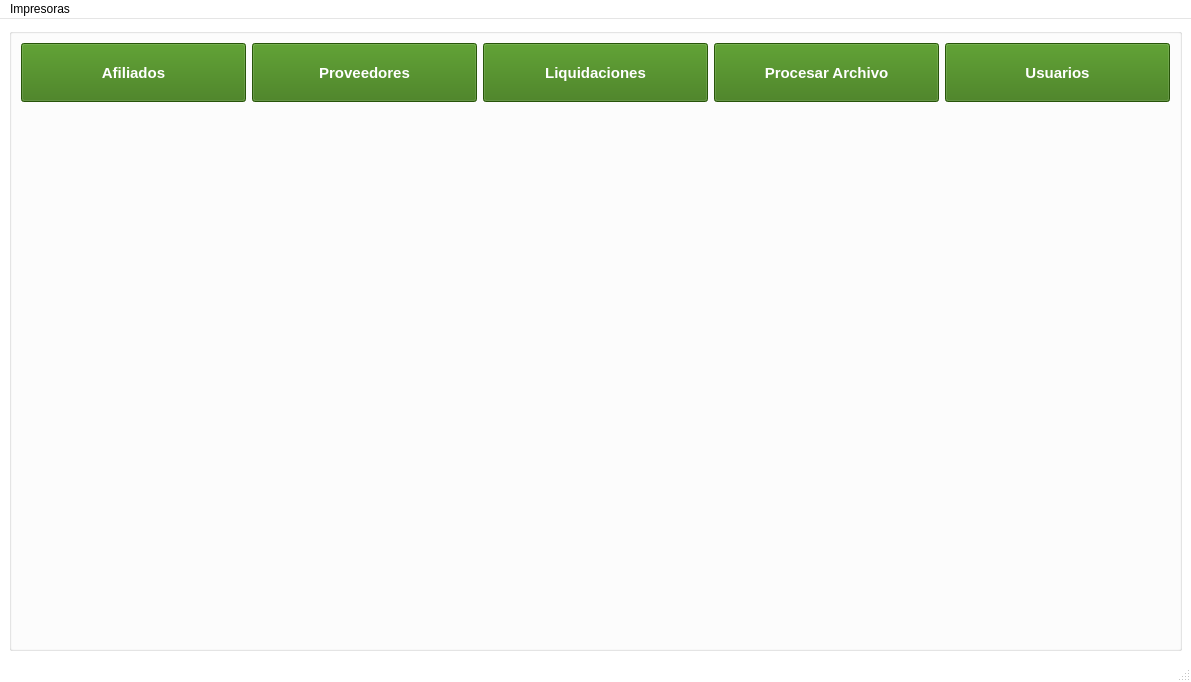
This is gui/menuPrincipal.ui in shae-ra/sindicato as Qt 5 draws it before an edit. The edited form follows.
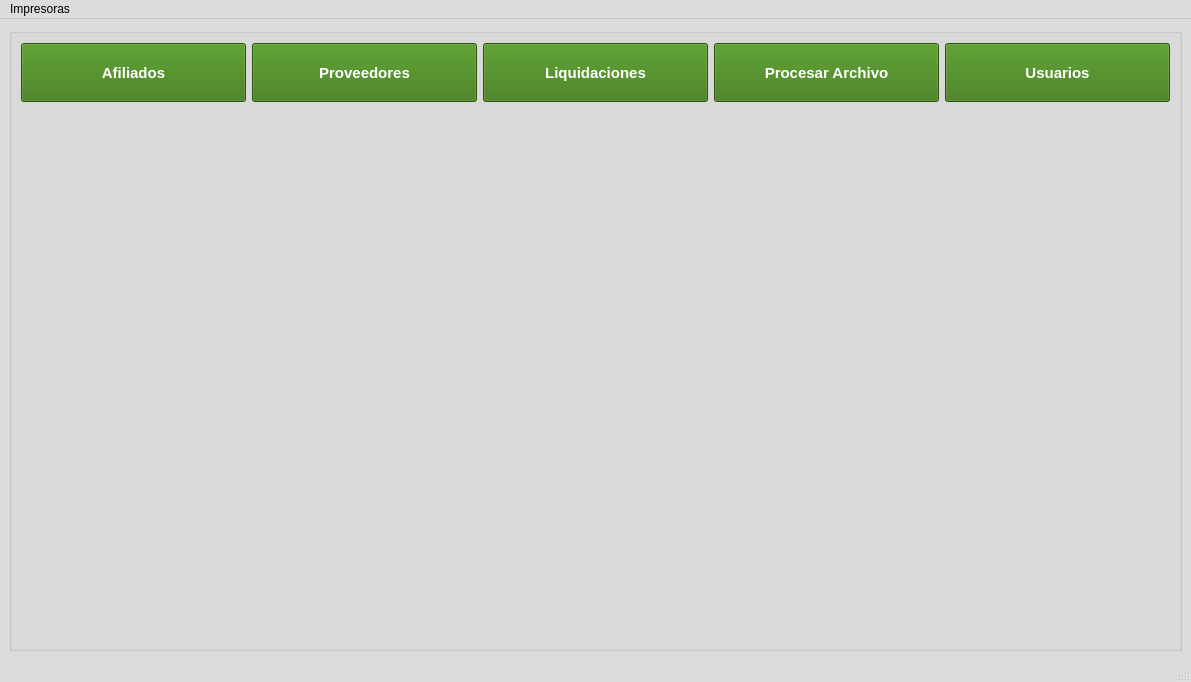
This is the edited form. Icons and pictures are not drawn.

```diff
--- a/gui/menuPrincipal.ui
+++ b/gui/menuPrincipal.ui
@@ -25,9 +25,9 @@
      <colorrole role="Button">
       <brush brushstyle="SolidPattern">
        <color alpha="255">
-        <red>255</red>
-        <green>255</green>
-        <blue>255</blue>
+        <red>220</red>
+        <green>220</green>
+        <blue>220</blue>
        </color>
       </brush>
      </colorrole>
@@ -43,27 +43,27 @@
      <colorrole role="Midlight">
       <brush brushstyle="SolidPattern">
        <color alpha="255">
-        <red>255</red>
-        <green>255</green>
-        <blue>255</blue>
+        <red>237</red>
+        <green>237</green>
+        <blue>237</blue>
        </color>
       </brush>
      </colorrole>
      <colorrole role="Dark">
       <brush brushstyle="SolidPattern">
        <color alpha="255">
-        <red>127</red>
-        <green>127</green>
-        <blue>127</blue>
+        <red>110</red>
+        <green>110</green>
+        <blue>110</blue>
        </color>
       </brush>
      </colorrole>
      <colorrole role="Mid">
       <brush brushstyle="SolidPattern">
        <color alpha="255">
-        <red>170</red>
-        <green>170</green>
-        <blue>170</blue>
+        <red>147</red>
+        <green>147</green>
+        <blue>147</blue>
        </color>
       </brush>
      </colorrole>
@@ -106,9 +106,9 @@
      <colorrole role="Window">
       <brush brushstyle="SolidPattern">
        <color alpha="255">
-        <red>255</red>
-        <green>255</green>
-        <blue>255</blue>
+        <red>220</red>
+        <green>220</green>
+        <blue>220</blue>
        </color>
       </brush>
      </colorrole>
@@ -124,9 +124,9 @@
      <colorrole role="AlternateBase">
       <brush brushstyle="SolidPattern">
        <color alpha="255">
-        <red>255</red>
-        <green>255</green>
-        <blue>255</blue>
+        <red>237</red>
+        <green>237</green>
+        <blue>237</blue>
        </color>
       </brush>
      </colorrole>
@@ -162,9 +162,9 @@
      <colorrole role="Button">
       <brush brushstyle="SolidPattern">
        <color alpha="255">
-        <red>255</red>
-        <green>255</green>
-        <blue>255</blue>
+        <red>220</red>
+        <green>220</green>
+        <blue>220</blue>
        </color>
       </brush>
      </colorrole>
@@ -180,27 +180,27 @@
      <colorrole role="Midlight">
       <brush brushstyle="SolidPattern">
        <color alpha="255">
-        <red>255</red>
-        <green>255</green>
-        <blue>255</blue>
+        <red>237</red>
+        <green>237</green>
+        <blue>237</blue>
        </color>
       </brush>
      </colorrole>
      <colorrole role="Dark">
       <brush brushstyle="SolidPattern">
        <color alpha="255">
-        <red>127</red>
-        <green>127</green>
-        <blue>127</blue>
+        <red>110</red>
+        <green>110</green>
+        <blue>110</blue>
        </color>
       </brush>
      </colorrole>
      <colorrole role="Mid">
       <brush brushstyle="SolidPattern">
        <color alpha="255">
-        <red>170</red>
-        <green>170</green>
-        <blue>170</blue>
+        <red>147</red>
+        <green>147</green>
+        <blue>147</blue>
        </color>
       </brush>
      </colorrole>
@@ -243,9 +243,9 @@
      <colorrole role="Window">
       <brush brushstyle="SolidPattern">
        <color alpha="255">
-        <red>255</red>
-        <green>255</green>
-        <blue>255</blue>
+        <red>220</red>
+        <green>220</green>
+        <blue>220</blue>
        </color>
       </brush>
      </colorrole>
@@ -261,9 +261,9 @@
      <colorrole role="AlternateBase">
       <brush brushstyle="SolidPattern">
        <color alpha="255">
-        <red>255</red>
-        <green>255</green>
-        <blue>255</blue>
+        <red>237</red>
+        <green>237</green>
+        <blue>237</blue>
        </color>
       </brush>
      </colorrole>
@@ -290,18 +290,18 @@
      <colorrole role="WindowText">
       <brush brushstyle="SolidPattern">
        <color alpha="255">
-        <red>127</red>
-        <green>127</green>
-        <blue>127</blue>
+        <red>110</red>
+        <green>110</green>
+        <blue>110</blue>
        </color>
       </brush>
      </colorrole>
      <colorrole role="Button">
       <brush brushstyle="SolidPattern">
        <color alpha="255">
-        <red>255</red>
-        <green>255</green>
-        <blue>255</blue>
+        <red>220</red>
+        <green>220</green>
+        <blue>220</blue>
        </color>
       </brush>
      </colorrole>
@@ -317,36 +317,36 @@
      <colorrole role="Midlight">
       <brush brushstyle="SolidPattern">
        <color alpha="255">
-        <red>255</red>
-        <green>255</green>
-        <blue>255</blue>
+        <red>237</red>
+        <green>237</green>
+        <blue>237</blue>
        </color>
       </brush>
      </colorrole>
      <colorrole role="Dark">
       <brush brushstyle="SolidPattern">
        <color alpha="255">
-        <red>127</red>
-        <green>127</green>
-        <blue>127</blue>
+        <red>110</red>
+        <green>110</green>
+        <blue>110</blue>
        </color>
       </brush>
      </colorrole>
      <colorrole role="Mid">
       <brush brushstyle="SolidPattern">
        <color alpha="255">
-        <red>170</red>
-        <green>170</green>
-        <blue>170</blue>
+        <red>147</red>
+        <green>147</green>
+        <blue>147</blue>
        </color>
       </brush>
      </colorrole>
      <colorrole role="Text">
       <brush brushstyle="SolidPattern">
        <color alpha="255">
-        <red>127</red>
-        <green>127</green>
-        <blue>127</blue>
+        <red>110</red>
+        <green>110</green>
+        <blue>110</blue>
        </color>
       </brush>
      </colorrole>
@@ -362,27 +362,27 @@
      <colorrole role="ButtonText">
       <brush brushstyle="SolidPattern">
        <color alpha="255">
-        <red>127</red>
-        <green>127</green>
-        <blue>127</blue>
+        <red>110</red>
+        <green>110</green>
+        <blue>110</blue>
        </color>
       </brush>
      </colorrole>
      <colorrole role="Base">
       <brush brushstyle="SolidPattern">
        <color alpha="255">
-        <red>255</red>
-        <green>255</green>
-        <blue>255</blue>
+        <red>220</red>
+        <green>220</green>
+        <blue>220</blue>
        </color>
       </brush>
      </colorrole>
      <colorrole role="Window">
       <brush brushstyle="SolidPattern">
        <color alpha="255">
-        <red>255</red>
-        <green>255</green>
-        <blue>255</blue>
+        <red>220</red>
+        <green>220</green>
+        <blue>220</blue>
        </color>
       </brush>
      </colorrole>
@@ -398,9 +398,9 @@
      <colorrole role="AlternateBase">
       <brush brushstyle="SolidPattern">
        <color alpha="255">
-        <red>255</red>
-        <green>255</green>
-        <blue>255</blue>
+        <red>220</red>
+        <green>220</green>
+        <blue>220</blue>
        </color>
       </brush>
      </colorrole>
```
